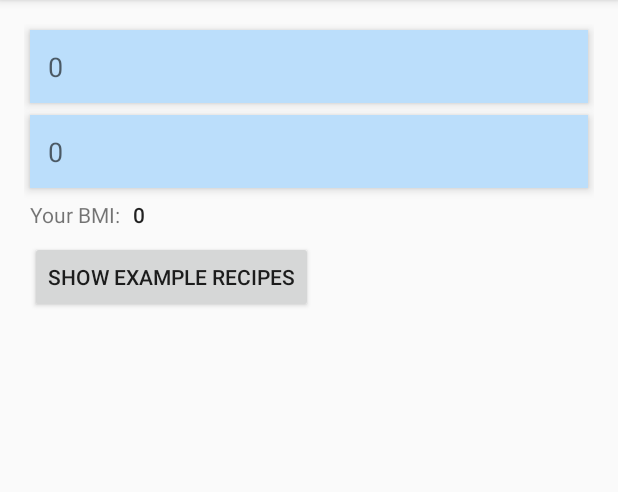
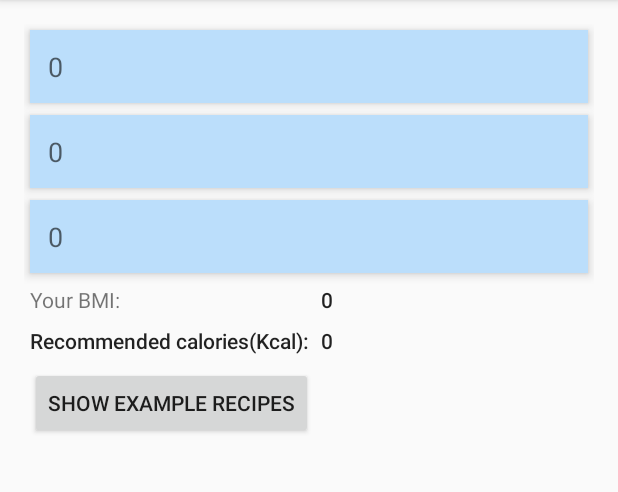
Before and after one commit to bastianek321/pamo, an Android app: the MainActivity screen opened directly, with no data from a screen before it, on a phone screen of 412 x 824 dp, the part 84-576 px from its top. Run offline under Robolectric (Android 15) with nearby library versions, the phone set to English and light mode, and no system bars.

Commit message:
Add recommended calorie intake

```diff
--- a/Tipper/app/src/main/java/com/example/tipper/MainActivity.java
+++ b/Tipper/app/src/main/java/com/example/tipper/MainActivity.java
@@ -20,9 +20,12 @@ public class MainActivity extends AppCompatActivity {
 
     private double mass = 0.0;
     private double height = 0.0;
+    private int age = 0;
     private TextView massTextView;
     private TextView heightTextView;
     private TextView bmiTextView;
+    private TextView ageTextView;
+    private TextView calorieTextView;
 
     // called when the activity is first created
     @Override
@@ -34,9 +37,13 @@ public class MainActivity extends AppCompatActivity {
         massTextView = findViewById(R.id.massTextView);
         heightTextView = findViewById(R.id.heightTextView);
         bmiTextView = findViewById(R.id.bmiTextView);
+        ageTextView = findViewById(R.id.ageTextView);
+        calorieTextView = findViewById(R.id.recommendedCalorie);
+        ageTextView.setText(numberFormat.format(0));
         massTextView.setText(numberFormat.format(0));
         heightTextView.setText(numberFormat.format(0));
         bmiTextView.setText(numberFormat.format(0));
+        calorieTextView.setText(numberFormat.format(0));
 
         // set amountEditText's TextWatcher
         EditText amountEditText =
@@ -46,6 +53,9 @@ public class MainActivity extends AppCompatActivity {
         EditText heightEditText =
                 (EditText) findViewById(R.id.heightEditText);
         heightEditText.addTextChangedListener(heightEditTextWatcher);
+
+        EditText ageEditText = (EditText) findViewById(R.id.ageEditText);
+        ageEditText.addTextChangedListener(ageEditTextWatcher);
 
         Button recipesButton = (Button) findViewById(R.id.recipesButton);
         recipesButton.setOnClickListener(new View.OnClickListener() {
@@ -60,11 +70,48 @@ public class MainActivity extends AppCompatActivity {
     private void calculate() {
 
         // calculate the tip and total
-        double bmi = mass/Math.pow(height, 2);
+        double bmi = mass / Math.pow(height, 2);
 
         // display tip and total formatted as currency
         bmiTextView.setText(Double.toString(bmi));
     }
+
+    private void calculateCalories() {
+        //For men: BMR = 66.5 + (13.75 * weight in kg) + (5.003 * height in cm) - (6.75 * age)
+        //
+        //For women: BMR = 655.1 + (9.563 * weight in kg) + (1.850 * height in cm) - (4.676 * age)
+
+        double calorieIntakeMen = 66.5 + (13.75 * mass) + (5.003 * (height * 100)) - (6.75 * age);
+        double calorieIntakeWomen = 655.1 + (9.563 * mass) + (1.850 * (height * 100)) - (4.676 * age);
+        double averageCalories = ((calorieIntakeMen + calorieIntakeWomen) / 2);
+
+        calorieTextView.setText(String.format("%.2f", averageCalories));
+    }
+
+    private final TextWatcher ageEditTextWatcher = new TextWatcher() {
+        @Override
+        public void onTextChanged(CharSequence charSequence, int i, int i1, int i2) {
+            try {
+                age = Integer.parseInt(charSequence.toString());
+                ageTextView.setText(Integer.toString(age));
+            } catch (NumberFormatException e) {
+                ageTextView.setText("");
+                age = 0;
+            }
+
+            calculateCalories();
+        }
+
+        @Override
+        public void beforeTextChanged(CharSequence charSequence, int i, int i1, int i2) {
+
+        }
+
+        @Override
+        public void afterTextChanged(Editable editable) {
+
+        }
+    };
 
     // listener object for the SeekBar's progress changed events
     private final TextWatcher heightEditTextWatcher = new TextWatcher() {
@@ -76,8 +123,7 @@ public class MainActivity extends AppCompatActivity {
             try { // get bill amount and display currency formatted value
                 height = Double.parseDouble(s.toString());
                 heightTextView.setText(Double.toString(height));
-            }
-            catch (NumberFormatException e) { // if s is empty or non-numeric
+            } catch (NumberFormatException e) { // if s is empty or non-numeric
                 heightTextView.setText("");
                 height = 0.0;
             }
@@ -86,11 +132,13 @@ public class MainActivity extends AppCompatActivity {
         }
 
         @Override
-        public void afterTextChanged(Editable s) { }
+        public void afterTextChanged(Editable s) {
+        }
 
         @Override
         public void beforeTextChanged(
-                CharSequence s, int start, int count, int after) { }
+                CharSequence s, int start, int count, int after) {
+        }
     };
 
     // listener object for the EditText's text-changed events
@@ -103,8 +151,7 @@ public class MainActivity extends AppCompatActivity {
             try { // get bill amount and display currency formatted value
                 mass = Double.parseDouble(s.toString());
                 massTextView.setText(Double.toString(mass));
-            }
-            catch (NumberFormatException e) { // if s is empty or non-numeric
+            } catch (NumberFormatException e) { // if s is empty or non-numeric
                 massTextView.setText("");
                 mass = 0.0;
             }
@@ -113,11 +160,13 @@ public class MainActivity extends AppCompatActivity {
         }
 
         @Override
-        public void afterTextChanged(Editable s) { }
+        public void afterTextChanged(Editable s) {
+        }
 
         @Override
         public void beforeTextChanged(
-                CharSequence s, int start, int count, int after) { }
+                CharSequence s, int start, int count, int after) {
+        }
     };
 }
 
--- a/Tipper/app/src/main/res/layout/activity_main.xml
+++ b/Tipper/app/src/main/res/layout/activity_main.xml
@@ -34,6 +34,17 @@
         android:inputType="number"
         android:maxLength="6" />
 
+    <EditText
+        android:id="@+id/ageEditText"
+        android:layout_width="143dp"
+        android:layout_height="wrap_content"
+        android:layout_column="0"
+        android:layout_columnSpan="2"
+        android:digits="0123456789"
+        android:ems="10"
+        android:inputType="number"
+        android:maxLength="3" />
+
     <TextView
         android:id="@+id/massTextView"
         android:layout_width="67dp"
@@ -63,10 +74,24 @@
         android:textAppearance="?android:attr/textAppearanceMedium" />
 
     <TextView
+        android:id="@+id/ageTextView"
+        android:layout_width="67dp"
+        android:layout_height="wrap_content"
+        android:layout_row="2"
+        android:layout_column="0"
+        android:layout_columnSpan="2"
+        android:layout_gravity="fill_horizontal"
+        android:background="@color/amount_background"
+        android:elevation="@dimen/elevation"
+        android:hint="@string/enter_age"
+        android:padding="@dimen/textview_padding"
+        android:textAppearance="?android:attr/textAppearanceMedium" />
+
+    <TextView
         android:id="@+id/bmiLabel"
         android:layout_width="wrap_content"
         android:layout_height="wrap_content"
-        android:layout_row="2"
+        android:layout_row="3"
         android:layout_column="0"
         android:text="Your BMI:" />
 
@@ -74,7 +99,23 @@
         android:id="@+id/bmiTextView"
         android:layout_width="wrap_content"
         android:layout_height="wrap_content"
-        android:layout_row="2"
+        android:layout_row="3"
+        android:layout_column="1"
+        android:text="0"
+        android:textAppearance="@style/TextAppearance.AppCompat.Body2" />
+    <TextView
+        android:id="@+id/recommendedCalorieLabel"
+        android:layout_width="wrap_content"
+        android:layout_height="wrap_content"
+        android:layout_row="4"
+        android:layout_column="0"
+        android:text="@string/calorie_intake"
+        android:textAppearance="@style/TextAppearance.AppCompat.Body2" />
+    <TextView
+        android:id="@+id/recommendedCalorie"
+        android:layout_width="wrap_content"
+        android:layout_height="wrap_content"
+        android:layout_row="4"
         android:layout_column="1"
         android:text="0"
         android:textAppearance="@style/TextAppearance.AppCompat.Body2" />
@@ -82,7 +123,7 @@
         android:id="@+id/recipesButton"
         android:layout_width="wrap_content"
         android:layout_height="wrap_content"
-        android:layout_row="3"
+        android:layout_row="5"
         android:layout_column="0"
         android:layout_columnSpan="2"
         android:text="@string/recipes_button"
--- a/Tipper/app/src/main/res/values/strings.xml
+++ b/Tipper/app/src/main/res/values/strings.xml
@@ -2,6 +2,7 @@
     <string name="app_name">BMI Calculator</string>
     <string name="enter_mass">Enter mass in kilograms</string>
     <string name="enter_height">Enter height in meters</string>
+    <string name="enter_age">Enter age in years</string>
     <string name="total">BMI</string>
     <string name="calculate_button">Calculate your BMI!</string>
     <string name="recipes_button">Show example recipes</string>
@@ -15,4 +16,5 @@ Odstawić z ognia, posypać wybranymi składnikami do dekoracji i podawać np. n
 Wymieszać i zostawić do zamarynowania na ok. 1 godzinę (jeśli mamy czas).
 Piekarnik nagrzać do 250 stopni C. Łososia ułożyć w żaroodpornym naczyniu, polać resztą marynaty i piec przez ok. 15 minut.
 Podawać z ryżem i pokrojonym na kawałki ananasem.</string>
+    <string name="calorie_intake">Recommended calories(Kcal): </string>
 </resources>
```
